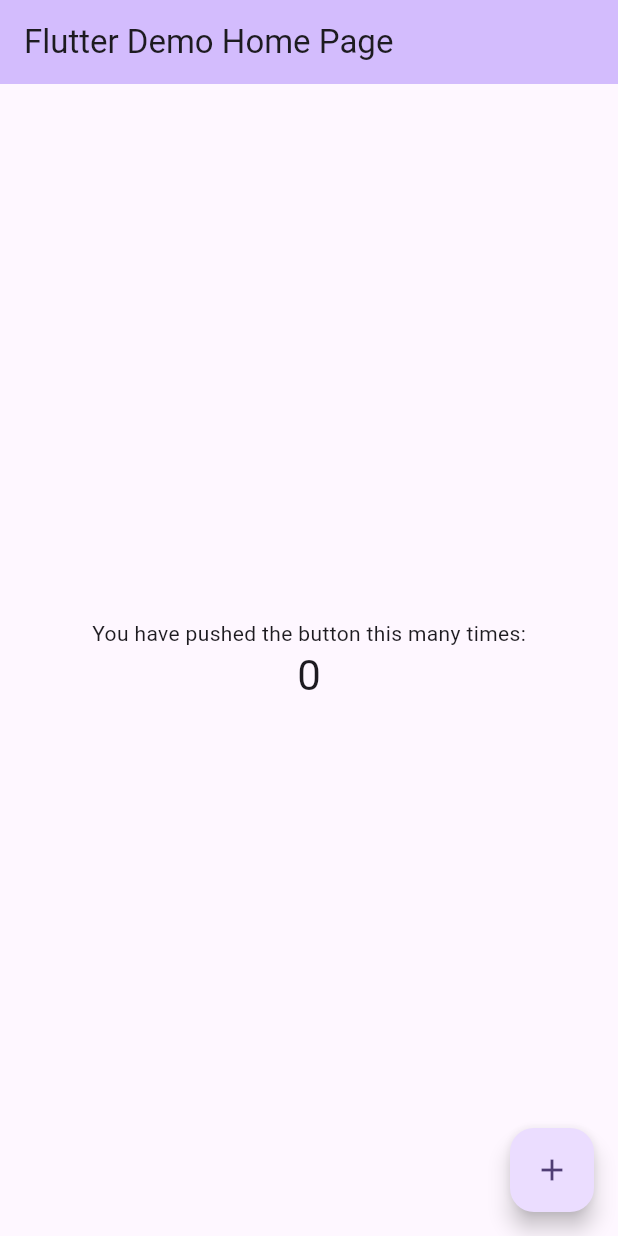
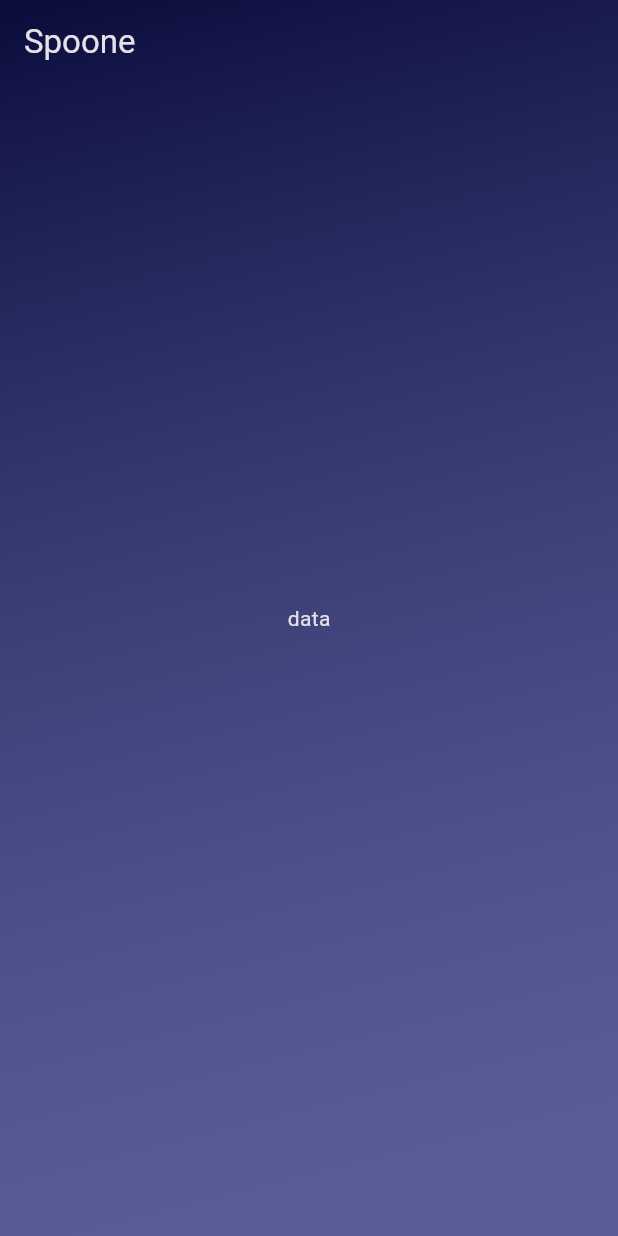
Before and after one commit to PubSec/Spoone, a Flutter app: the screen it shows after launch, on a phone screen of 412 x 824 dp. Run offline on Flutter 3.47's test engine with Material 3 defaults, Android fonts, the phone set to English and light mode, and no system bars.

Commit message:
basic ui

```diff
--- /dev/null
+++ b/lib/core/data.dart
@@ -0,0 +1 @@
+const String baseUrl = 'https://spoo.me';
--- a/lib/main.dart
+++ b/lib/main.dart
@@ -1,4 +1,5 @@
 import 'package:flutter/material.dart';
+import 'package:spoone/views/home_view.dart';
 
 void main() {
   runApp(const MyApp());
@@ -11,115 +12,13 @@
   @override
   Widget build(BuildContext context) {
     return MaterialApp(
-      title: 'Flutter Demo',
       theme: ThemeData(
-        // This is the theme of your application.
-        //
-        // TRY THIS: Try running your application with "flutter run". You'll see
-        // the application has a purple toolbar. Then, without quitting the app,
-        // try changing the seedColor in the colorScheme below to Colors.green
-        // and then invoke "hot reload" (save your changes or press the "hot
-        // reload" button in a Flutter-supported IDE, or press "r" if you used
-        // the command line to start the app).
-        //
-        // Notice that the counter didn't reset back to zero; the application
-        // state is not lost during the reload. To reset the state, use hot
-        // restart instead.
-        //
-        // This works for code too, not just values: Most code changes can be
-        // tested with just a hot reload.
-        colorScheme: ColorScheme.fromSeed(seedColor: Colors.deepPurple),
+        fontFamily: null,
+        package: 'android',
+        brightness: Brightness.dark,
         useMaterial3: true,
       ),
-      home: const MyHomePage(title: 'Flutter Demo Home Page'),
+      home: const HomeView(),
     );
   }
 }
-
-class MyHomePage extends StatefulWidget {
-  const MyHomePage({super.key, required this.title});
-
-  // This widget is the home page of your application. It is stateful, meaning
-  // that it has a State object (defined below) that contains fields that affect
-  // how it looks.
-
-  // This class is the configuration for the state. It holds the values (in this
-  // case the title) provided by the parent (in this case the App widget) and
-  // used by the build method of the State. Fields in a Widget subclass are
-  // always marked "final".
-
-  final String title;
-
-  @override
-  State<MyHomePage> createState() => _MyHomePageState();
-}
-
-class _MyHomePageState extends State<MyHomePage> {
-  int _counter = 0;
-
-  void _incrementCounter() {
-    setState(() {
-      // This call to setState tells the Flutter framework that something has
-      // changed in this State, which causes it to rerun the build method below
-      // so that the display can reflect the updated values. If we changed
-      // _counter without calling setState(), then the build method would not be
-      // called again, and so nothing would appear to happen.
-      _counter++;
-    });
-  }
-
-  @override
-  Widget build(BuildContext context) {
-    // This method is rerun every time setState is called, for instance as done
-    // by the _incrementCounter method above.
-    //
-    // The Flutter framework has been optimized to make rerunning build methods
-    // fast, so that you can just rebuild anything that needs updating rather
-    // than having to individually change instances of widgets.
-    return Scaffold(
-      appBar: AppBar(
-        // TRY THIS: Try changing the color here to a specific color (to
-        // Colors.amber, perhaps?) and trigger a hot reload to see the AppBar
-        // change color while the other colors stay the same.
-        backgroundColor: Theme.of(context).colorScheme.inversePrimary,
-        // Here we take the value from the MyHomePage object that was created by
-        // the App.build method, and use it to set our appbar title.
-        title: Text(widget.title),
-      ),
-      body: Center(
-        // Center is a layout widget. It takes a single child and positions it
-        // in the middle of the parent.
-        child: Column(
-          // Column is also a layout widget. It takes a list of children and
-          // arranges them vertically. By default, it sizes itself to fit its
-          // children horizontally, and tries to be as tall as its parent.
-          //
-          // Column has various properties to control how it sizes itself and
-          // how it positions its children. Here we use mainAxisAlignment to
-          // center the children vertically; the main axis here is the vertical
-          // axis because Columns are vertical (the cross axis would be
-          // horizontal).
-          //
-          // TRY THIS: Invoke "debug painting" (choose the "Toggle Debug Paint"
-          // action in the IDE, or press "p" in the console), to see the
-          // wireframe for each widget.
-          mainAxisAlignment: MainAxisAlignment.center,
-          children: <Widget>[
-            const Text(
-              'You have pushed the button this many times:',
-            ),
-            Text(
-              '$_counter',
-              style: Theme.of(context).textTheme.headlineMedium,
-            ),
-          ],
-        ),
-      ),
-      floatingActionButton: FloatingActionButton(
-        onPressed: _incrementCounter,
-        tooltip: 'Increment',
-        child: const Icon(Icons.add),
-      ), // This trailing comma makes auto-formatting nicer for build methods.
-    );
-  }
-}
--- /dev/null
+++ b/lib/views/home_view.dart
@@ -0,0 +1,36 @@
+import 'package:flutter/material.dart';
+
+class HomeView extends StatefulWidget {
+  const HomeView({super.key});
+
+  @override
+  State<HomeView> createState() => _HomeViewState();
+}
+
+class _HomeViewState extends State<HomeView> {
+  @override
+  Widget build(BuildContext context) {
+    return Scaffold(
+      extendBodyBehindAppBar: true,
+      appBar: AppBar(
+        backgroundColor: Colors.transparent,
+        title: Text('Spoone'),
+      ),
+      body: Container(
+        decoration: BoxDecoration(
+          gradient: LinearGradient(
+            colors: [
+              Color.fromARGB(240, 9, 12, 61),
+              Color.fromARGB(151, 138, 145, 236),
+            ],
+            begin: Alignment.topLeft,
+            end: Alignment.bottomCenter,
+          ),
+        ),
+        child: Column(
+          children: [Expanded(child: Center(child: Text('data')))],
+        ),
+      ),
+    );
+  }
+}
--- a/pubspec.yaml
+++ b/pubspec.yaml
@@ -33,7 +33,6 @@ dependencies:
 
   # The following adds the Cupertino Icons font to your application.
   # Use with the CupertinoIcons class for iOS style icons.
-  cupertino_icons: ^1.0.8
   http: ^1.3.0
 
 dev_dependencies:
```
Also changed, not shown: pubspec.lock.
